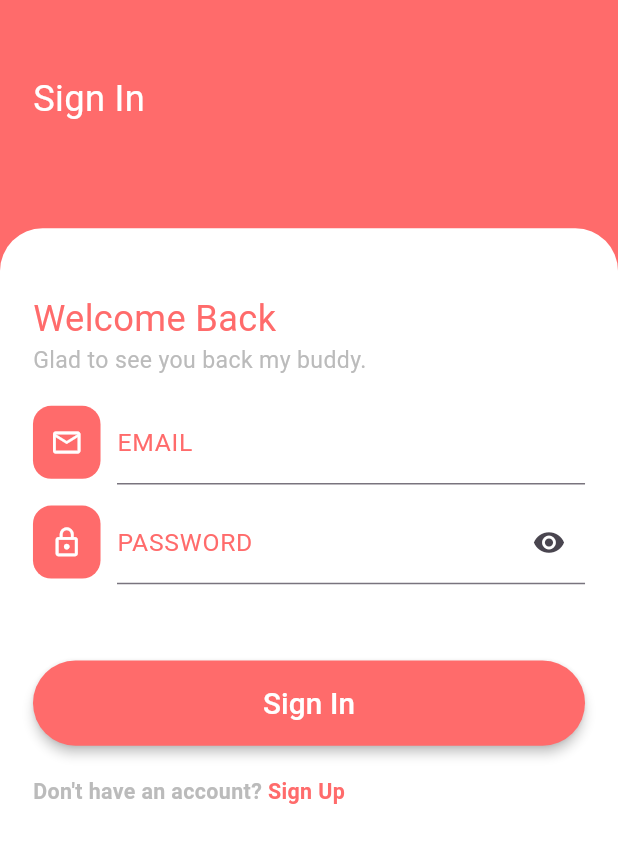
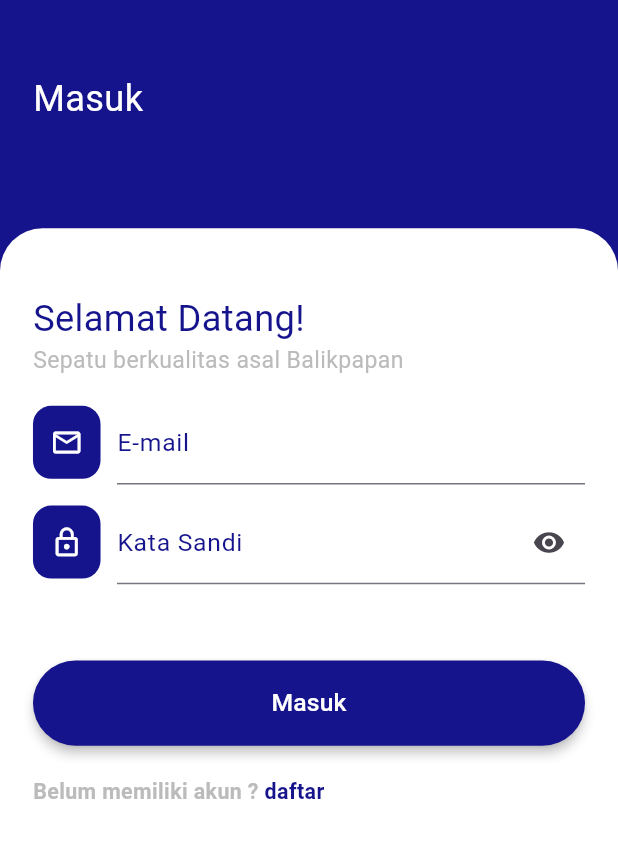
Before and after one commit to paijo-multiverse/tugas_besar, a Flutter app: the screen it shows after launch, on a phone screen of 412 x 824 dp. Shown: the top 843 px of the screen. Run offline on Flutter 3.47's test engine with Material 3 defaults, Android fonts, the phone set to English and light mode, and no system bars; our stand-ins replace carousel_slider, cloud_firestore, dots_indicator, firebase_auth, firebase_core, flutter_screenutil and 1 more; accounts and stored records are empty.

Commit message:
finish gan

```diff
--- a/lib/main.dart
+++ b/lib/main.dart
@@ -1,5 +1,6 @@
 import 'package:firebase_core/firebase_core.dart';
 import 'package:flutter/material.dart';
+import 'package:tugas_besar/ui/bottom_nav_controller.dart';
 import 'package:tugas_besar/ui/splash_screen.dart';
 import 'package:flutter_screenutil/flutter_screenutil.dart';
 import 'firebase_options.dart';
@@ -24,7 +25,7 @@ class MyApp extends StatelessWidget {
       builder: (context, child) {
         return MaterialApp(
           debugShowCheckedModeBanner: false,
-          title: 'Flutter E-Commerce',
+          title: 'Nike Shoes',
           theme: ThemeData(
             primarySwatch: Colors.blue,
           ),
--- a/lib/ui/login_screen.dart
+++ b/lib/ui/login_screen.dart
@@ -1,7 +1,6 @@
 import 'package:firebase_auth/firebase_auth.dart';
 import 'package:flutter/cupertino.dart';
 import 'package:flutter/material.dart';
-import 'package:tugas_besar/const/appcolors.dart';
 import 'package:tugas_besar/ui/bottom_nav_controller.dart';
 import 'package:tugas_besar/ui/registration_screen.dart';
 import 'package:tugas_besar/widgets/customButton.dart';
@@ -20,29 +19,25 @@ class _LoginScreenState extends State<LoginScreen> {
   final TextEditingController _passwordController = TextEditingController();
   bool _obscureText = true;
 
-  signIn()async{
+  signIn() async {
     try {
-      UserCredential userCredential = await FirebaseAuth.instance.signInWithEmailAndPassword(
-          email: _emailController.text,
-          password: _passwordController.text
-      );
+      UserCredential userCredential = await FirebaseAuth.instance
+          .signInWithEmailAndPassword(
+              email: _emailController.text, password: _passwordController.text);
       var authCredential = userCredential.user;
       // ignore: avoid_print
       print(authCredential!.uid);
-      if(authCredential.uid.isNotEmpty){
-        Navigator.push(context, CupertinoPageRoute(builder: (_)=>const BottomNavController()));
-      }
-      else{
+      if (authCredential.uid.isNotEmpty) {
+        Navigator.push(context,
+            CupertinoPageRoute(builder: (_) => const BottomNavController()));
+      } else {
         Fluttertoast.showToast(msg: "Something is wrong");
       }
-
     } on FirebaseAuthException catch (e) {
       if (e.code == 'user-not-found') {
         Fluttertoast.showToast(msg: "No user found for that email.");
-
       } else if (e.code == 'wrong-password') {
         Fluttertoast.showToast(msg: "Wrong password provided for that user.");
-
       }
     } catch (e) {
       // ignore: avoid_print
@@ -53,7 +48,7 @@ class _LoginScreenState extends State<LoginScreen> {
   @override
   Widget build(BuildContext context) {
     return Scaffold(
-      backgroundColor: AppColors.deep_orange,
+      backgroundColor: const Color.fromARGB(255, 22, 20, 141),
       body: SafeArea(
         child: Column(
           children: [
@@ -74,7 +69,7 @@ class _LoginScreenState extends State<LoginScreen> {
                       ),
                     ),
                     Text(
-                      "Sign In",
+                      "Masuk",
                       style: TextStyle(fontSize: 22.sp, color: Colors.white),
                     ),
                   ],
@@ -102,12 +97,14 @@ class _LoginScreenState extends State<LoginScreen> {
                           height: 20.h,
                         ),
                         Text(
-                          "Welcome Back",
+                          "Selamat Datang!",
                           style: TextStyle(
-                              fontSize: 22.sp, color: AppColors.deep_orange),
+                            fontSize: 22.sp,
+                            color: const Color.fromARGB(255, 22, 20, 141),
+                          ),
                         ),
                         Text(
-                          "Glad to see you back my buddy.",
+                          "Sepatu berkualitas asal Balikpapan",
                           style: TextStyle(
                             fontSize: 14.sp,
                             color: const Color(0xFFBBBBBB),
@@ -122,7 +119,7 @@ class _LoginScreenState extends State<LoginScreen> {
                               height: 48.h,
                               width: 41.w,
                               decoration: BoxDecoration(
-                                  color: AppColors.deep_orange,
+                                  color: const Color.fromARGB(255, 22, 20, 141),
                                   borderRadius: BorderRadius.circular(12.r)),
                               child: Center(
                                 child: Icon(
@@ -139,15 +136,16 @@ class _LoginScreenState extends State<LoginScreen> {
                               child: TextField(
                                 controller: _emailController,
                                 decoration: InputDecoration(
-                                  hintText: "thed9954@gmail.com",
+                                  hintText: "user@gmail.com",
                                   hintStyle: TextStyle(
                                     fontSize: 14.sp,
                                     color: const Color(0xFF414041),
                                   ),
-                                  labelText: 'EMAIL',
+                                  labelText: 'E-mail',
                                   labelStyle: TextStyle(
                                     fontSize: 15.sp,
-                                    color: AppColors.deep_orange,
+                                    color:
+                                        const Color.fromARGB(255, 22, 20, 141),
                                   ),
                                 ),
                               ),
@@ -163,7 +161,7 @@ class _LoginScreenState extends State<LoginScreen> {
                               height: 48.h,
                               width: 41.w,
                               decoration: BoxDecoration(
-                                  color: AppColors.deep_orange,
+                                  color: const Color.fromARGB(255, 22, 20, 141),
                                   borderRadius: BorderRadius.circular(12.r)),
                               child: Center(
                                 child: Icon(
@@ -181,15 +179,16 @@ class _LoginScreenState extends State<LoginScreen> {
                                 controller: _passwordController,
                                 obscureText: _obscureText,
                                 decoration: InputDecoration(
-                                  hintText: "password must be 6 character",
+                                  hintText: "Kata Sandi",
                                   hintStyle: TextStyle(
                                     fontSize: 14.sp,
                                     color: const Color(0xFF414041),
                                   ),
-                                  labelText: 'PASSWORD',
+                                  labelText: 'Kata Sandi',
                                   labelStyle: TextStyle(
                                     fontSize: 15.sp,
-                                    color: AppColors.deep_orange,
+                                    color:
+                                        const Color.fromARGB(255, 22, 20, 141),
                                   ),
                                   suffixIcon: _obscureText == true
                                       ? IconButton(
@@ -222,16 +221,19 @@ class _LoginScreenState extends State<LoginScreen> {
                           height: 50.h,
                         ),
                         // elevated button
-                        customButton("Sign In", (){
-                          signIn();
-                        },),
+                        customButton(
+                          "Masuk",
+                          () {
+                            signIn();
+                          },
+                        ),
                         SizedBox(
                           height: 20.h,
                         ),
                         Wrap(
                           children: [
                             Text(
-                              "Don't have an account?",
+                              "Belum memiliki akun ?",
                               style: TextStyle(
                                 fontSize: 13.sp,
                                 fontWeight: FontWeight.w600,
@@ -240,11 +242,11 @@ class _LoginScreenState extends State<LoginScreen> {
                             ),
                             GestureDetector(
                               child: Text(
-                                " Sign Up",
+                                " daftar",
                                 style: TextStyle(
                                   fontSize: 13.sp,
                                   fontWeight: FontWeight.w600,
-                                  color: AppColors.deep_orange,
+                                  color: const Color.fromARGB(255, 22, 20, 141),
                                 ),
                               ),
                               onTap: () {
--- a/lib/ui/registration_screen.dart
+++ b/lib/ui/registration_screen.dart
@@ -22,15 +22,15 @@ class _RegistrationScreenState extends State<RegistrationScreen> {
 
   signUp() async {
     try {
-      UserCredential userCredential = await FirebaseAuth.instance.createUserWithEmailAndPassword(
-          email: _emailController.text,
-          password: _passwordController.text
-      );
+      UserCredential userCredential = await FirebaseAuth.instance
+          .createUserWithEmailAndPassword(
+              email: _emailController.text, password: _passwordController.text);
       var authCredential = userCredential.user;
       // ignore: avoid_print
       print(authCredential!.uid);
       if (authCredential.uid.isNotEmpty) {
-        Navigator.push(context, CupertinoPageRoute(builder: (_) => const UserForm()));
+        Navigator.push(
+            context, CupertinoPageRoute(builder: (_) => const UserForm()));
       } else {
         Fluttertoast.showToast(msg: "Something is wrong");
       }
@@ -38,7 +38,8 @@ class _RegistrationScreenState extends State<RegistrationScreen> {
       if (e.code == 'weak-password') {
         Fluttertoast.showToast(msg: "The password provided is too weak.");
       } else if (e.code == 'email-already-in-use') {
-        Fluttertoast.showToast(msg: "The account already exists for that email.");
+        Fluttertoast.showToast(
+            msg: "The account already exists for that email.");
       }
     } catch (e) {
       // ignore: avoid_print
@@ -49,7 +50,7 @@ class _RegistrationScreenState extends State<RegistrationScreen> {
   @override
   Widget build(BuildContext context) {
     return Scaffold(
-      backgroundColor: AppColors.deep_orange,
+      backgroundColor: const Color.fromARGB(255, 22, 20, 141),
       body: SafeArea(
         child: Column(
           children: [
@@ -70,7 +71,7 @@ class _RegistrationScreenState extends State<RegistrationScreen> {
                       ),
                     ),
                     Text(
-                      "Sign Up",
+                      "Daftar",
                       style: TextStyle(fontSize: 22.sp, color: Colors.white),
                     ),
                   ],
@@ -98,12 +99,14 @@ class _RegistrationScreenState extends State<RegistrationScreen> {
                           height: 20.h,
                         ),
                         Text(
-                          "Welcome Buddy!",
+                          "Selamat Datang!",
                           style: TextStyle(
-                              fontSize: 22.sp, color: AppColors.deep_orange),
+                            fontSize: 22.sp,
+                            color: const Color.fromARGB(255, 22, 20, 141),
+                          ),
                         ),
                         Text(
-                          "Glad to see you back my buddy.",
+                          "Sepatu Berkualitas Balikpapan",
                           style: TextStyle(
                             fontSize: 14.sp,
                             color: const Color(0xFFBBBBBB),
@@ -118,7 +121,7 @@ class _RegistrationScreenState extends State<RegistrationScreen> {
                               height: 48.h,
                               width: 41.w,
                               decoration: BoxDecoration(
-                                  color: AppColors.deep_orange,
+                                  color: const Color.fromARGB(255, 22, 20, 141),
                                   borderRadius: BorderRadius.circular(12.r)),
                               child: Center(
                                 child: Icon(
@@ -135,15 +138,16 @@ class _RegistrationScreenState extends State<RegistrationScreen> {
                               child: TextField(
                                 controller: _emailController,
                                 decoration: InputDecoration(
-                                  hintText: "thed9954@gmail.com",
+                                  hintText: "user@gmail.com",
                                   hintStyle: TextStyle(
                                     fontSize: 14.sp,
                                     color: const Color(0xFF414041),
                                   ),
-                                  labelText: 'EMAIL',
+                                  labelText: 'E-mail',
                                   labelStyle: TextStyle(
                                     fontSize: 15.sp,
-                                    color: AppColors.deep_orange,
+                                    color:
+                                        const Color.fromARGB(255, 22, 20, 141),
                                   ),
                                 ),
                               ),
@@ -159,7 +163,7 @@ class _RegistrationScreenState extends State<RegistrationScreen> {
                               height: 48.h,
                               width: 41.w,
                               decoration: BoxDecoration(
-                                  color: AppColors.deep_orange,
+                                  color: const Color.fromARGB(255, 22, 20, 141),
                                   borderRadius: BorderRadius.circular(12.r)),
                               child: Center(
                                 child: Icon(
@@ -177,15 +181,16 @@ class _RegistrationScreenState extends State<RegistrationScreen> {
                                 controller: _passwordController,
                                 obscureText: _obscureText,
                                 decoration: InputDecoration(
-                                  hintText: "password must be 6 character",
+                                  hintText: "Kata Sandi",
                                   hintStyle: TextStyle(
                                     fontSize: 14.sp,
                                     color: const Color(0xFF414041),
                                   ),
-                                  labelText: 'PASSWORD',
+                                  labelText: 'Kata Sandi',
                                   labelStyle: TextStyle(
                                     fontSize: 15.sp,
-                                    color: AppColors.deep_orange,
+                                    color:
+                                        const Color.fromARGB(255, 22, 20, 141),
                                   ),
                                   suffixIcon: _obscureText == true
                                       ? IconButton(
@@ -225,12 +230,13 @@ class _RegistrationScreenState extends State<RegistrationScreen> {
                               signUp();
                             },
                             child: Text(
-                              "Continue",
+                              "Lanjutkan ",
                               style: TextStyle(
-                                  color: Colors.white, fontSize: 18.sp),
+                                  color: Colors.white, fontSize: 15.sp),
                             ),
                             style: ElevatedButton.styleFrom(
-                              backgroundColor: AppColors.deep_orange,
+                              backgroundColor:
+                                  const Color.fromARGB(255, 22, 20, 141),
                               elevation: 3,
                             ),
                           ),
@@ -241,7 +247,7 @@ class _RegistrationScreenState extends State<RegistrationScreen> {
                         Wrap(
                           children: [
                             Text(
-                              "Don't have an account?",
+                              "Sudah memiliki akun ?",
                               style: TextStyle(
                                 fontSize: 13.sp,
                                 fontWeight: FontWeight.w600,
@@ -250,18 +256,19 @@ class _RegistrationScreenState extends State<RegistrationScreen> {
                             ),
                             GestureDetector(
                               child: Text(
-                                " Sign In",
+                                " masuk",
                                 style: TextStyle(
                                   fontSize: 13.sp,
                                   fontWeight: FontWeight.w600,
-                                  color: AppColors.deep_orange,
+                                  color: const Color.fromARGB(255, 22, 20, 141),
                                 ),
                               ),
                               onTap: () {
                                 Navigator.push(
                                     context,
                                     CupertinoPageRoute(
-                                        builder: (context) => const LoginScreen()));
+                                        builder: (context) =>
+                                            const LoginScreen()));
                               },
                             )
                           ],
--- a/lib/widgets/customButton.dart
+++ b/lib/widgets/customButton.dart
@@ -1,5 +1,4 @@
 import 'package:flutter/material.dart';
-import 'package:tugas_besar/const/appcolors.dart';
 import 'package:flutter_screenutil/flutter_screenutil.dart';
 
 Widget customButton(String buttonText, onPressed) {
@@ -9,13 +8,13 @@ Widget customButton(String buttonText, onPressed) {
     child: ElevatedButton(
       onPressed: onPressed,
       style: ElevatedButton.styleFrom(
-        backgroundColor:
-            AppColors.deep_orange, // Use backgroundColor instead of primary
+        backgroundColor: const Color.fromARGB(
+            255, 22, 20, 141), // Use backgroundColor instead of primary
         elevation: 3,
       ),
       child: Text(
         buttonText,
-        style: TextStyle(color: Colors.white, fontSize: 18.sp),
+        style: TextStyle(color: Colors.white, fontSize: 15.sp),
       ),
     ),
   );
```
Also changed, not shown: lib/ui/splash_screen.dart (+7 -3 lines), lib/ui/user_form.dart (+14 -13 lines).
